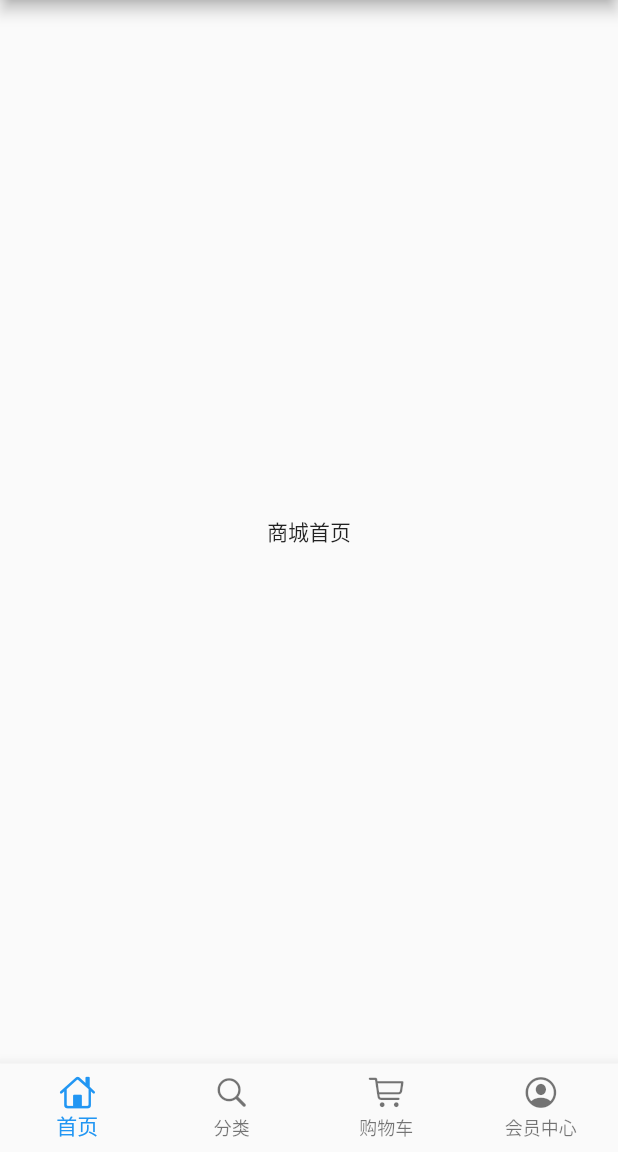
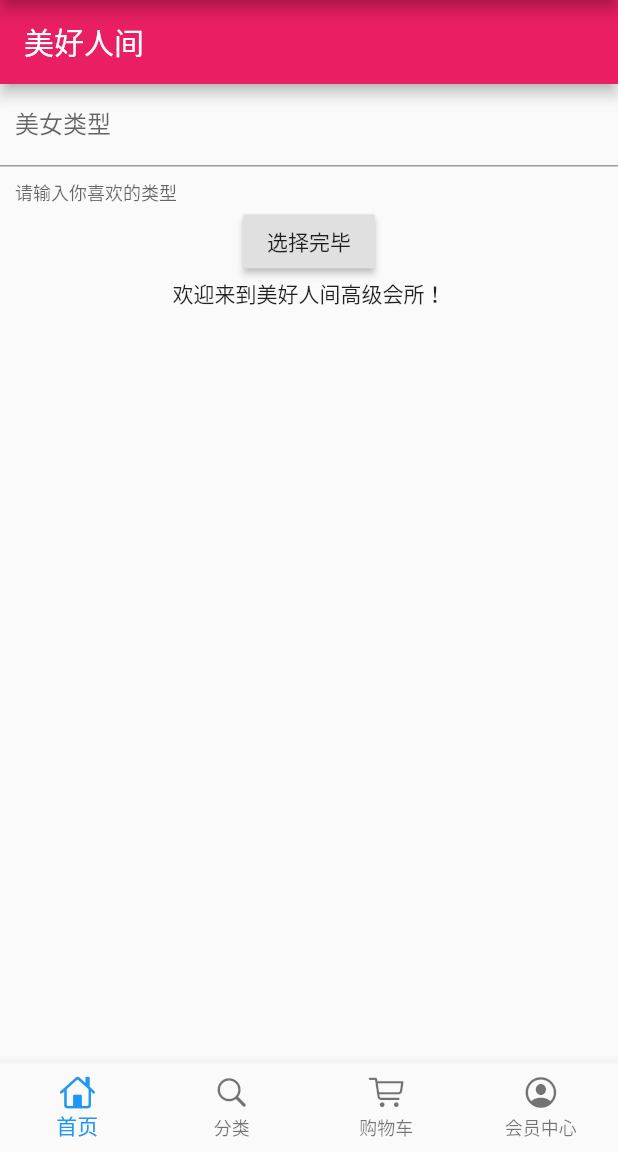
Before and after one commit to WytheLi/single_app, a Flutter app: the screen it shows after launch, on a phone screen of 412 x 824 dp, the part 84-1236 px from its top. Run offline on Flutter 3.47's test engine with Material 2 defaults, Android fonts, the phone set to English and light mode, and no system bars; our stand-ins replace dio.

Commit message:
dio库进行网络请求，以及将请求的数据渲染到页面 Demo

```diff
--- a/lib/pages/home_page.dart
+++ b/lib/pages/home_page.dart
@@ -1,11 +1,101 @@
 import 'package:flutter/cupertino.dart';
 import 'package:flutter/material.dart';
+import 'package:dio/dio.dart';
 
-class HomePage extends StatelessWidget {
+// 静态组件
+// class HomePage extends StatelessWidget {
+//   @override
+//   Widget build(BuildContext context) {
+//     getHttp();
+//     return Scaffold(
+//       body: Center(child: Text('商城首页'),),
+//     );
+//   }
+
+//   void getHttp() async{
+//     try{
+//       Response response;
+//       response = await Dio().get("http://47.101.37.196:5010/get_all/");
+//       return print(response);
+//     }catch(e){
+//       return print(e);
+//     }
+//   }
+// }
+
+class HomePage extends StatefulWidget {
+
+  @override
+  _HomePageState createState() => _HomePageState();
+}
+
+class _HomePageState extends State<HomePage> {
+  TextEditingController typeController = TextEditingController();
+  String showText = '欢迎来到美好人间高级会所！';
+
   @override
   Widget build(BuildContext context) {
-    return Scaffold(
-      body: Center(child: Text('商城首页'),),
+    return Container(
+       child: Scaffold(
+         appBar: AppBar(title: Text('美好人间'),),
+         body: Container(
+           child: Column(
+             children: [
+               TextField(
+                 controller: typeController,
+                 decoration: InputDecoration(
+                   contentPadding: EdgeInsets.all(10.0),
+                   labelText: '美女类型',
+                   helperText: '请输入你喜欢的类型'
+                 ),
+                 autofocus: false,  // 文本框自动聚焦，默认true，文本框会拉出键盘
+               ),
+               RaisedButton(
+                 onPressed: _choiceAction,
+                 child: Text('选择完毕'),
+               ),
+               Text(
+                 showText,
+                 overflow: TextOverflow.ellipsis,   // 文本框内文本超出，省略号代替多余字符
+                 maxLines: 1,   // 文本最多显示行数，这里指定一行
+               )
+             ],
+           ),
+         ),
+       ),
     );
   }
+
+  void _choiceAction(){
+    print('点击事件触发，请求数据中。。。');
+    if(typeController.text.toString() == ''){   // 文本框内容为空的判断
+      showDialog(
+        context: context,
+        builder: (context) => AlertDialog(title: Text('文本内容为空!'),)   // AlertDialog提示框
+      );
+    }else{
+      getHttp(typeController.text.toString()).then((value){   // value响应体数据
+        print(value);
+        setState((){
+          // showText = value['data']['name'];
+          showText = "代理IP: " + value[0]['proxy'];
+        });
+      });
+    }
+  }
+
+  Future getHttp(String TypeText) async{
+    try{
+      Response response;
+      var data = {'name': TypeText};
+
+      // response = await Dio().get("https://www.easy-mock.com/mock/5fab64a65d1197774d6ab1c6/example/query",
+      //   queryParameters: data  // queryParameters指定查询参数，字典类型传参
+      // );
+      response = await Dio().get("http://47.101.37.196:5010/get_all/");
+      return response.data;
+    }catch(e){
+      print(e);
+    }
+  }
 }
--- a/pubspec.yaml
+++ b/pubspec.yaml
@@ -28,6 +28,7 @@ dependencies:
   # The following adds the Cupertino Icons font to your application.
   # Use with the CupertinoIcons class for iOS style icons.
   cupertino_icons: ^0.1.3
+  dio: ^3.0.10
 
 dev_dependencies:
   flutter_test:
```
Also changed, not shown: pubspec.lock.
